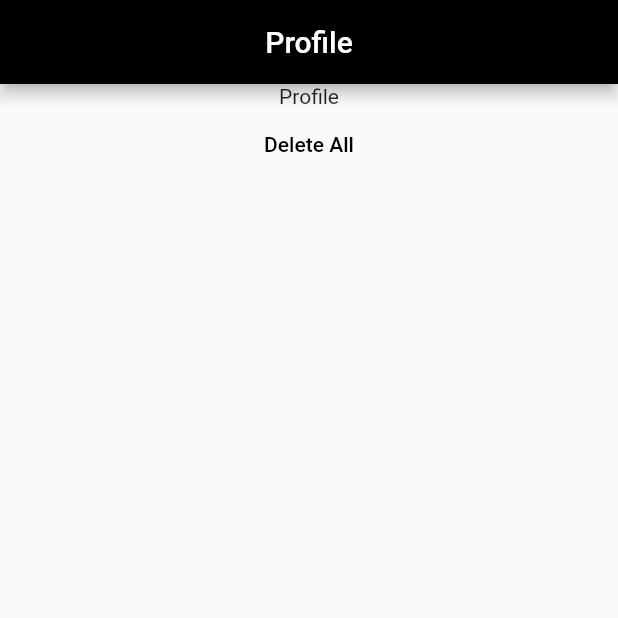
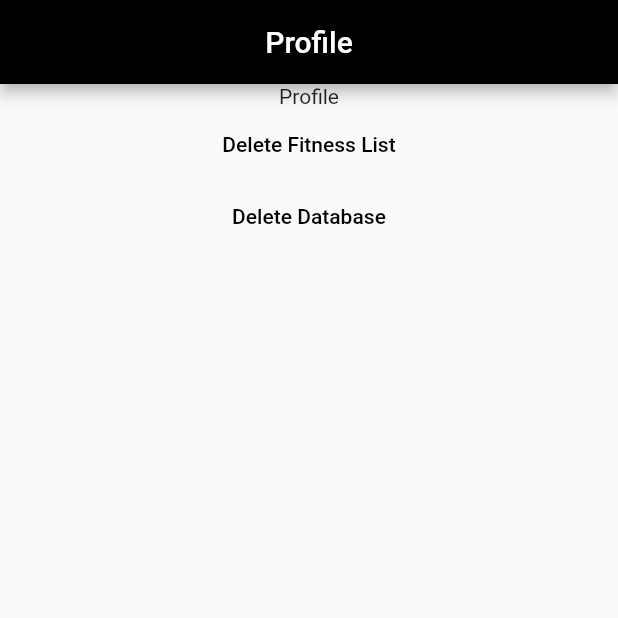
Before and after one commit to roquen4145/fitness_record, a Flutter app: the FitnessProfileScreen screen opened directly, on a phone screen of 412 x 824 dp, the top half of it. Run offline on Flutter 3.47's test engine with Material 2 defaults, Android fonts, the phone set to English and light mode, and no system bars; our stand-ins replace sqflite, table_calendar; missing offline and left inert: direct_select; accounts and stored records are empty.

Commit message:
add delete database button

```diff
--- a/lib/db/fitness_database.dart
+++ b/lib/db/fitness_database.dart
@@ -46,7 +46,7 @@ CREATE TABLE $tableFitnessRecord (
   ${FitnessRecordFields.fid} $idType,
   ${FitnessRecordFields.setNum} $integerType,
   ${FitnessRecordFields.weight} $floatType,
-  ${FitnessRecordFields.time} $textType,
+  ${FitnessRecordFields.time} $textType
   )
 ''');
   }
@@ -131,6 +131,12 @@ CREATE TABLE $tableFitnessRecord (
     return await db.rawDelete("delete from fitness");
   }
 
+  deleteDB(String path) async {
+    final dbPath = await getDatabasesPath();
+    final path = join(dbPath, 'fitness.db');
+    deleteDatabase(path);
+  }
+
   readAllFitnessRecords(int? id) async {
     final db = await instance.database;
 
--- a/lib/screen/profile_screen.dart
+++ b/lib/screen/profile_screen.dart
@@ -22,14 +22,19 @@ class _FitnessProfileScreenState extends State<FitnessProfileScreen> {
           children: [
             Text("Profile"),
             Container(),
-            TextButton(onPressed: DeleteButton, child: Text("Delete All"))
+            TextButton(onPressed: DeleteFitnessListButton, child: Text("Delete Fitness List")),
+            TextButton(onPressed: DeleteDatabaseButton, child: Text("Delete Database")),
           ],
         ),
       ),
     );
   }
 
-  void DeleteButton() async {
+  void DeleteFitnessListButton() async {
     await FitnessDatabase.instance.deleteAllFitness();
   }
+
+  void DeleteDatabaseButton() async {
+    await FitnessDatabase.instance.deleteDB('fitness.db');
+  }
 }
```
